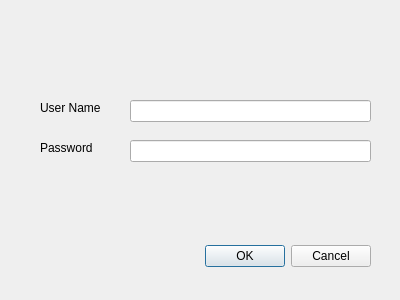
First picture: the form in logindialog.ui, repository alecone/VNCC_Client, before the edit.
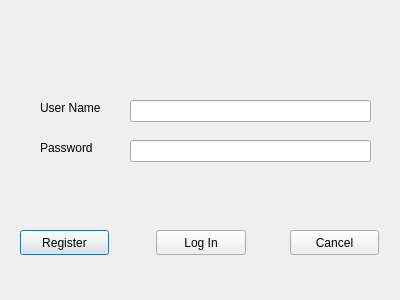
Second picture: the form after the edit.

Commit message: Login modify in order to accept registration of users. Still to work it on

The edit to the form file:
```diff
--- a/logindialog.ui
+++ b/logindialog.ui
@@ -13,22 +13,6 @@
   <property name="windowTitle">
    <string>Dialog</string>
   </property>
-  <widget class="QDialogButtonBox" name="buttonBox">
-   <property name="geometry">
-    <rect>
-     <x>30</x>
-     <y>240</y>
-     <width>341</width>
-     <height>32</height>
-    </rect>
-   </property>
-   <property name="orientation">
-    <enum>Qt::Horizontal</enum>
-   </property>
-   <property name="standardButtons">
-    <set>QDialogButtonBox::Cancel|QDialogButtonBox::Ok</set>
-   </property>
-  </widget>
   <widget class="QLabel" name="label">
    <property name="geometry">
     <rect>
@@ -78,6 +62,45 @@
     <enum>QLineEdit::Password</enum>
    </property>
   </widget>
+  <widget class="QPushButton" name="registerButton">
+   <property name="geometry">
+    <rect>
+     <x>20</x>
+     <y>230</y>
+     <width>89</width>
+     <height>25</height>
+    </rect>
+   </property>
+   <property name="text">
+    <string>Register</string>
+   </property>
+  </widget>
+  <widget class="QPushButton" name="loginButton">
+   <property name="geometry">
+    <rect>
+     <x>156</x>
+     <y>230</y>
+     <width>90</width>
+     <height>25</height>
+    </rect>
+   </property>
+   <property name="text">
+    <string>Log In</string>
+   </property>
+  </widget>
+  <widget class="QPushButton" name="cancelButton">
+   <property name="geometry">
+    <rect>
+     <x>290</x>
+     <y>230</y>
+     <width>89</width>
+     <height>25</height>
+    </rect>
+   </property>
+   <property name="text">
+    <string>Cancel</string>
+   </property>
+  </widget>
  </widget>
  <resources/>
  <connections>
```
Left out of the diff: 38 changed lines with no effect on the pictures. The commit also changes 2 other files.
